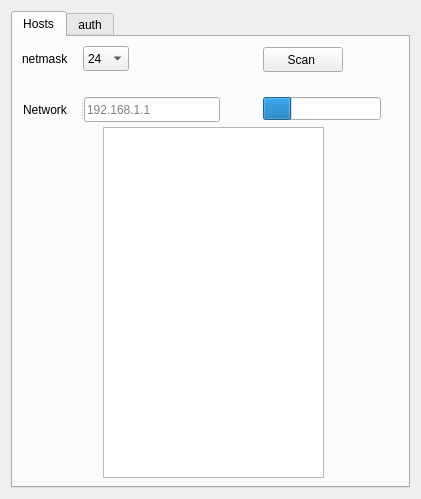
Above: Master.ui from Rahman-Hegazy/Abu-Trika before the change. Below: the same form after it.
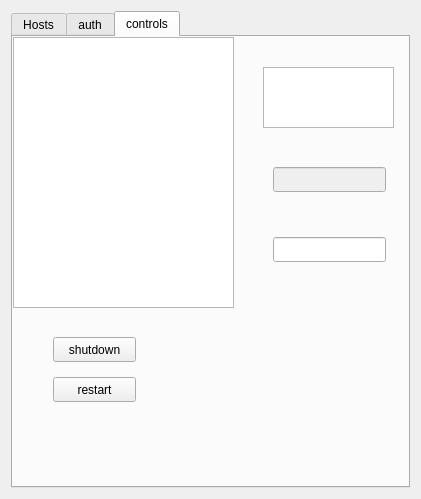
That is the form after the change. The open tabs and pages were chosen to show the change.

Commit message: control logic

```diff
--- a/Master.ui
+++ b/Master.ui
@@ -307,6 +307,80 @@
        </widget>
       </widget>
      </widget>
+     <widget class="QWidget" name="tab_controls">
+      <attribute name="title">
+       <string>controls</string>
+      </attribute>
+      <widget class="QListWidget" name="list_ip_4">
+       <property name="geometry">
+        <rect>
+         <x>0</x>
+         <y>0</y>
+         <width>221</width>
+         <height>271</height>
+        </rect>
+       </property>
+      </widget>
+      <widget class="QListWidget" name="list_success_2">
+       <property name="geometry">
+        <rect>
+         <x>250</x>
+         <y>30</y>
+         <width>131</width>
+         <height>61</height>
+        </rect>
+       </property>
+      </widget>
+      <widget class="QPushButton" name="btn_shutdown">
+       <property name="geometry">
+        <rect>
+         <x>40</x>
+         <y>300</y>
+         <width>83</width>
+         <height>25</height>
+        </rect>
+       </property>
+       <property name="text">
+        <string>shutdown</string>
+       </property>
+      </widget>
+      <widget class="QPushButton" name="btn_restart">
+       <property name="geometry">
+        <rect>
+         <x>40</x>
+         <y>340</y>
+         <width>83</width>
+         <height>25</height>
+        </rect>
+       </property>
+       <property name="text">
+        <string>restart</string>
+       </property>
+      </widget>
+      <widget class="QLineEdit" name="line_check">
+       <property name="enabled">
+        <bool>false</bool>
+       </property>
+       <property name="geometry">
+        <rect>
+         <x>260</x>
+         <y>130</y>
+         <width>113</width>
+         <height>25</height>
+        </rect>
+       </property>
+      </widget>
+      <widget class="QLineEdit" name="line_recheck">
+       <property name="geometry">
+        <rect>
+         <x>260</x>
+         <y>200</y>
+         <width>113</width>
+         <height>25</height>
+        </rect>
+       </property>
+      </widget>
+     </widget>
     </widget>
    </item>
   </layout>
```
Left out of the diff: 2 changed lines with no effect on the pictures. The commit also changes 7 other files.
